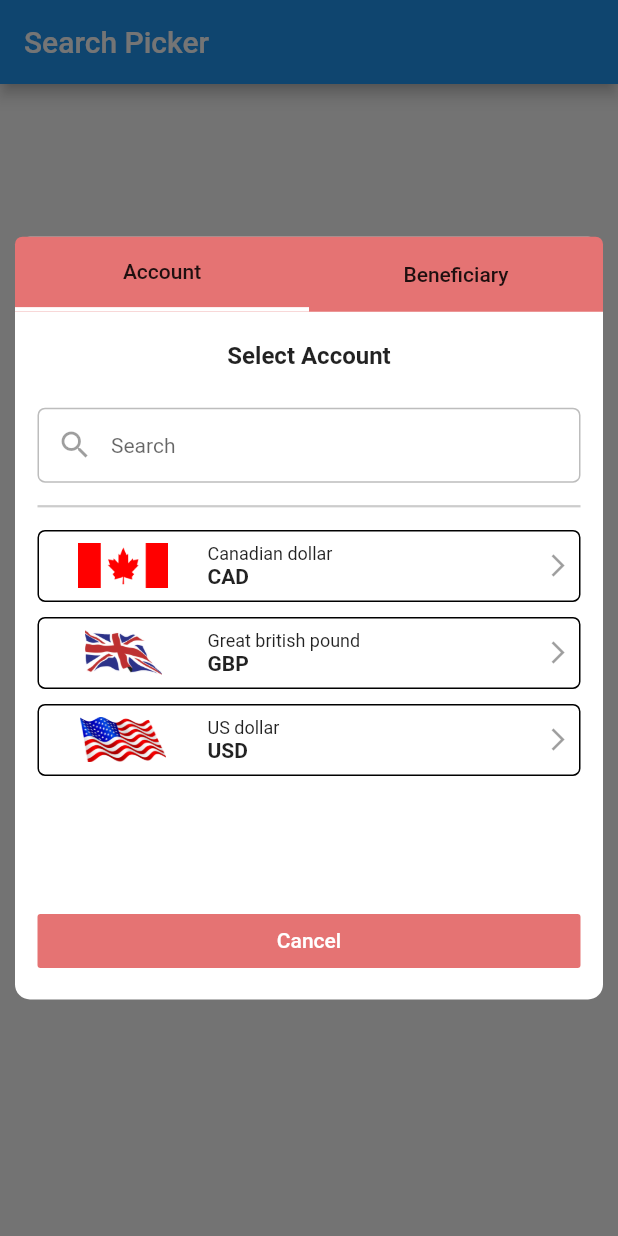
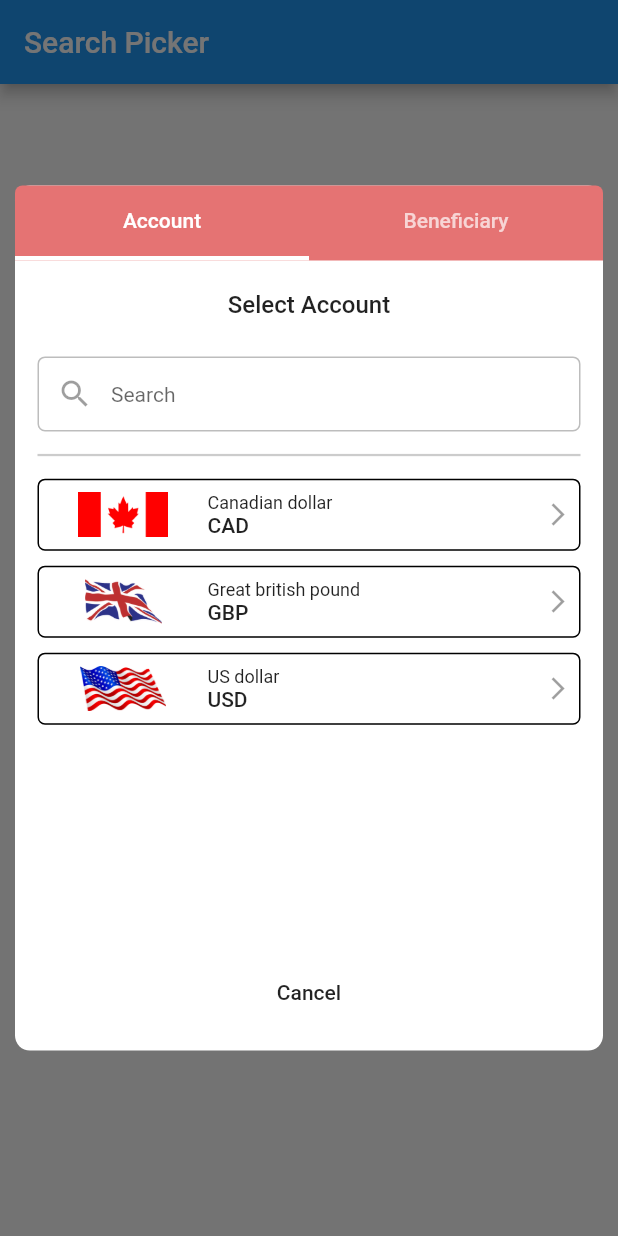
Before and after one commit to raxahai/search_picker, a Flutter app: the screen it shows after launch, after a tap on "Show Dialog", on a phone screen of 412 x 824 dp. Run offline on Flutter 3.47's test engine with Material 2 defaults, Android fonts, the phone set to English and light mode, and no system bars.

Commit message:
Changed UI widgets

```diff
--- a/lib/widgets/content_box.dart
+++ b/lib/widgets/content_box.dart
@@ -10,91 +10,90 @@ class ContentBox extends StatefulWidget {
   _ContentBoxState createState() => _ContentBoxState();
 }
 
-class _ContentBoxState extends State<ContentBox> {
+class _ContentBoxState extends State<ContentBox>
+    with SingleTickerProviderStateMixin {
+  TabController _tabController;
+  Size size;
+
   var isAccount = true;
   List<PickerData> filteredListAccount = new List<PickerData>();
   List<PickerData> filteredListBeneficiary = new List<PickerData>();
   @override
   void initState() {
+    _tabController = TabController(length: 2, vsync: this);
     super.initState();
     filteredListAccount = widget.tab1.tabList;
     filteredListBeneficiary = widget.tab2.tabList;
+  }
+
+  @override
+  void dispose() {
+    super.dispose();
+    _tabController.dispose();
   }
 
   Color themeColor = Colors.red[300];
 
   @override
   Widget build(BuildContext context) {
-    return Container(
+    size = MediaQuery.of(context).size;
+    return SingleChildScrollView(
+      child: Container(
+        height: size.height * 0.7,
         decoration: BoxDecoration(
           shape: BoxShape.rectangle,
           color: Colors.white,
           borderRadius: BorderRadius.circular(10),
         ),
         child: widget.isSearch
-          ? (isAccount ? showAccount() : showBeneficiary())
-          : Container(
-              height: 200,
-            ),
-    );
-  }
-
-  Widget showAccount() {
-    return Column(
-      mainAxisSize: MainAxisSize.min,
-      children: <Widget>[
-        Row(
+            ? Column(
                 children: [
-            Expanded(
-              child: Container(
+                  Container(
                     height: 50,
                     decoration: BoxDecoration(
                       color: themeColor,
                       borderRadius: BorderRadius.only(
                           topLeft: Radius.circular(5),
+                          topRight: Radius.circular(5)),
                     ),
-                ),
-                child: Column(
-                  children: [
-                    Expanded(
-                      child: FlatButton(
-                        child: Text("Account"),
-                        onPressed: () {},
-                      ),
-                    ),
-                    Container(height: 3, color: Colors.white)
+                    child: TabBar(
+                      indicatorWeight: 3,
+                      indicatorColor: Colors.white,
+                      controller: _tabController,
+                      tabs: [
+                        Text("Account"),
+                        Text("Beneficiary"),
                       ],
                     ),
                   ),
-            ),
                   Expanded(
-              child: Container(
-                height: 50,
-                child: FlatButton(
-                  color: themeColor,
-                  child: Text("Beneficiary"),
-                  onPressed: () {
-                    setState(() {
-                      isAccount = false;
-                      // widget.tab2.tabTitle = "Select Beneficiary";
-                    });
-                  },
-                  shape: RoundedRectangleBorder(
-                    borderRadius: BorderRadius.only(
-                      topRight: Radius.circular(5),
-                    ),
-                  ),
-                ),
+                    child: TabBarView(
+                      controller: _tabController,
+                      children: [
+                        _showAccount(),
+                        _showBeneficiary(),
+                      ],
                     ),
                   )
                 ],
+              )
+            : Container(
+                height: 200,
               ),
+      ),
+    );
+  }
+
+  Widget _showAccount() {
+    return Column(
+      mainAxisSize: MainAxisSize.min,
+      children: <Widget>[
         SizedBox(
           height: 20,
         ),
         Text(
           widget.tab1.tabTitle,
-          style: TextStyle(fontSize: 16, fontWeight: FontWeight.w600),
+          style: Theme.of(context).textTheme.bodyText1.copyWith(fontSize: 16),
         ),
         SizedBox(
           height: 25,
@@ -143,8 +142,7 @@ class _ContentBoxState extends State<ContentBox> {
         SizedBox(
           height: 15,
         ),
-        SizedBox(
-          height: 250,
+        Expanded(
           child: ListView.builder(
             itemCount: filteredListAccount.length,
             itemBuilder: (context, index) {
@@ -152,8 +150,13 @@ class _ContentBoxState extends State<ContentBox> {
                 decoration: BoxDecoration(
                     border: Border.all(color: Colors.black),
                     borderRadius: BorderRadius.circular(5.0)),
+                margin: EdgeInsets.only(bottom: 10, left: 15, right: 15),
+                child: Material(
+                  color: Colors.transparent,
+                  child: InkWell(
+                    onTap: () {},
+                    child: Container(
                         padding: EdgeInsets.only(right: 5, top: 8, bottom: 8),
-                  margin: EdgeInsets.only(bottom: 10, left: 15, right: 15),
                         child: Row(
                           children: [
                             Expanded(
@@ -171,13 +174,15 @@ class _ContentBoxState extends State<ContentBox> {
                                 children: [
                                   Text(
                                     filteredListAccount[index].title,
-                              style: TextStyle(
-                                fontSize: 12,
-                              ),
+                                    style: Theme.of(context)
+                                        .textTheme
+                                        .bodyText2
+                                        .copyWith(fontSize: 12),
                                   ),
                                   Text(
                                     filteredListAccount[index].subTitle,
-                              style: TextStyle(fontWeight: FontWeight.bold),
+                                    style:
+                                        Theme.of(context).textTheme.bodyText1,
                                   ),
                                 ],
                               ),
@@ -188,7 +193,10 @@ class _ContentBoxState extends State<ContentBox> {
                               color: Colors.black38,
                             ),
                           ],
-                  ));
+                        )),
+                  ),
+                ),
+              );
             },
           ),
         ),
@@ -203,9 +211,7 @@ class _ContentBoxState extends State<ContentBox> {
                   },
                   child: Text(
                     "Cancel",
-                    style: TextStyle(color: Colors.white),
                   ),
-                  color: themeColor,
                 ),
               ),
             ],
@@ -218,63 +224,16 @@ class _ContentBoxState extends State<ContentBox> {
     );
   }
 
-  Widget showBeneficiary() {
+  Widget _showBeneficiary() {
     return Column(
       mainAxisSize: MainAxisSize.min,
       children: <Widget>[
-        Row(
-          children: [
-            Expanded(
-              child: Container(
-                height: 50,
-                child: FlatButton(
-                  child: Text("Account"),
-                  onPressed: () {
-                    setState(() {
-                      isAccount = true;
-                      // widget.tab1.tabTitle = "Select account";
-                    });
-                  },
-                  color: themeColor,
-                  shape: RoundedRectangleBorder(
-                    borderRadius: BorderRadius.only(
-                      topLeft: Radius.circular(5),
-                    ),
-                  ),
-                ),
-              ),
-            ),
-            Expanded(
-              child: Container(
-                height: 50,
-                decoration: BoxDecoration(
-                  color: themeColor,
-                  borderRadius: BorderRadius.only(topRight: Radius.circular(5)),
-                ),
-                child: Column(
-                  children: [
-                    Expanded(
-                      child: FlatButton(
-                        child: Text("Beneficiary"),
-                        onPressed: () {},
-                      ),
-                    ),
-                    Container(
-                      height: 3,
-                      color: Colors.white,
-                    )
-                  ],
-                ),
-              ),
-            )
-          ],
-        ),
         SizedBox(
           height: 20,
         ),
         Text(
           widget.tab2.tabTitle,
-          style: TextStyle(fontSize: 16, fontWeight: FontWeight.w600),
+          style: Theme.of(context).textTheme.bodyText1.copyWith(fontSize: 16),
         ),
         SizedBox(
           height: 25,
@@ -323,8 +282,7 @@ class _ContentBoxState extends State<ContentBox> {
         SizedBox(
           height: 15,
         ),
-        SizedBox(
-          height: 250,
+        Expanded(
           child: ListView.builder(
             itemCount: filteredListBeneficiary.length,
             itemBuilder: (context, index) {
@@ -332,8 +290,13 @@ class _ContentBoxState extends State<ContentBox> {
                 decoration: BoxDecoration(
                     border: Border.all(color: Colors.black),
                     borderRadius: BorderRadius.circular(5.0)),
+                margin: EdgeInsets.only(bottom: 10, left: 15, right: 15),
+                child: Material(
+                  color: Colors.transparent,
+                  child: InkWell(
+                    onTap: () {},
+                    child: Container(
                         padding: EdgeInsets.only(right: 5, top: 8, bottom: 8),
-                  margin: EdgeInsets.only(bottom: 10, left: 15, right: 15),
                         child: Row(
                           children: [
                             SizedBox(
@@ -346,13 +309,15 @@ class _ContentBoxState extends State<ContentBox> {
                                 children: [
                                   Text(
                                     filteredListBeneficiary[index].title,
-                              style: TextStyle(
-                                fontWeight: FontWeight.bold,
-                              ),
+                                    style:
+                                        Theme.of(context).textTheme.bodyText1,
                                   ),
                                   Text(
                                     filteredListBeneficiary[index].subTitle,
-                              style: TextStyle(fontSize: 12),
+                                    style: Theme.of(context)
+                                        .textTheme
+                                        .bodyText2
+                                        .copyWith(fontSize: 12),
                                   ),
                                 ],
                               ),
@@ -363,7 +328,10 @@ class _ContentBoxState extends State<ContentBox> {
                               color: Colors.black38,
                             ),
                           ],
-                  ));
+                        )),
+                  ),
+                ),
+              );
             },
           ),
         ),
@@ -378,9 +346,7 @@ class _ContentBoxState extends State<ContentBox> {
                   },
                   child: Text(
                     "Cancel",
-                    style: TextStyle(color: Colors.white),
                   ),
-                  color: themeColor,
                 ),
               ),
             ],
```
Lines whose indentation alone changed are shown as unchanged.
